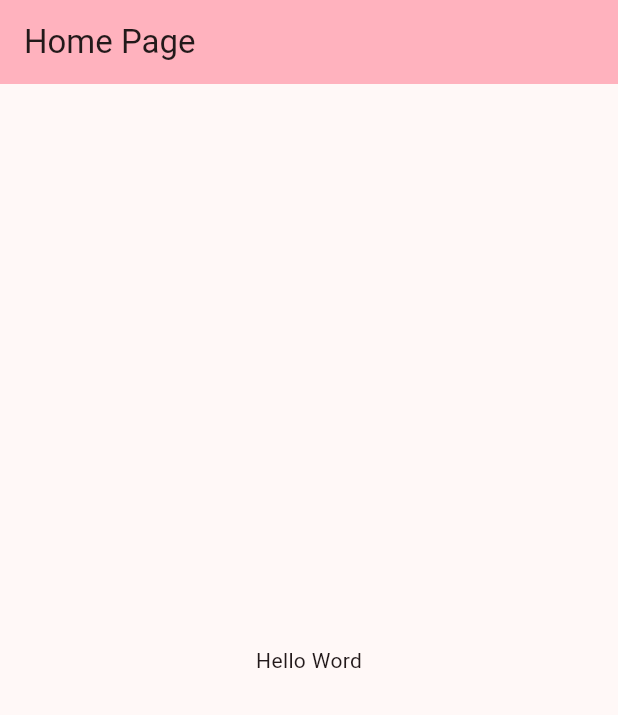
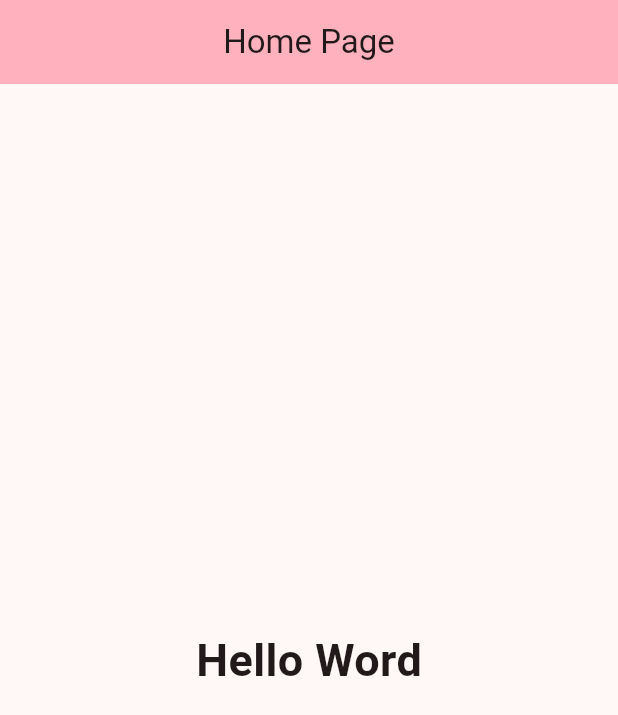
Before and after one commit to NourElhoudaMoussa/TPs_Flutter, a Flutter app: the screen it shows after launch, on a phone screen of 412 x 824 dp. Shown: the top 715 px of the screen. Run offline on Flutter 3.47's test engine with Material 3 defaults, Android fonts, the phone set to English and light mode, and no system bars.

Commit message:
update tp 2

```diff
--- a/flutter_tp2/lib/main.dart
+++ b/flutter_tp2/lib/main.dart
@@ -1,7 +1,7 @@
 import 'package:flutter/material.dart';
 
 void main() {
-  runApp(MyApp());
+  runApp(const MyApp());
 }
 
 class MyApp extends StatelessWidget {
@@ -11,10 +11,8 @@ class MyApp extends StatelessWidget {
   Widget build(BuildContext context) {
     return MaterialApp(
       title: "Tp2",
-      theme: ThemeData(
-          colorScheme: ColorScheme.fromSeed(seedColor: Colors.pink),
-          useMaterial3: true),
-      home: MyHomePage(),
+      theme: ThemeData(colorScheme: ColorScheme.fromSeed(seedColor: Colors.pink),useMaterial3: true),
+      home: const MyHomePage(),
     );
   }
 }
@@ -28,10 +26,10 @@ class MyHomePage extends StatelessWidget {
   Widget build(BuildContext context) {
     return Scaffold(
         appBar: AppBar(
-          title: Text("Home Page"),
+          title: const Center(child:Text("Home Page")),
           backgroundColor: Theme.of(context).colorScheme.inversePrimary,
-      ),
-      body:Center(child: Text("Hello Word")),
+        ),
+      body:const Center(child: Text("Hello Word",style: TextStyle(fontSize: 30,fontWeight: FontWeight.bold),)),
     );
   }
 }
```
